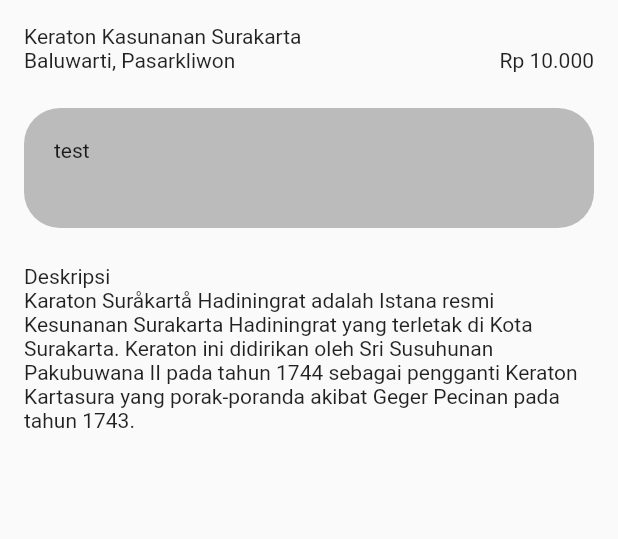
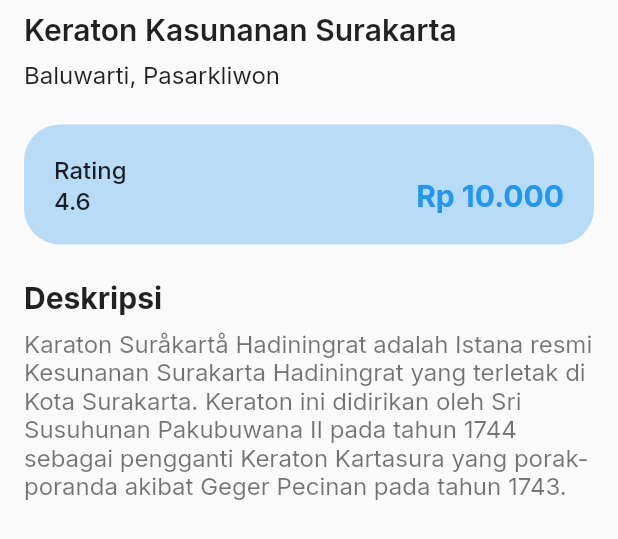
Before and after one commit to riyhs/jelajah-solo, a Flutter app: what detailPlace() shows on an empty page, opened directly with sample values from the repository, on a phone screen of 412 x 824 dp. Shown: the top 539 px of the screen. Run offline on Flutter 3.47's test engine with Material 2 defaults, Android fonts, the phone set to English and light mode, and no system bars; our stand-ins replace carousel_slider, draggable_home; network calls fail.

Commit message:
fix typography

```diff
--- a/lib/detail_screen.dart
+++ b/lib/detail_screen.dart
@@ -62,10 +62,11 @@ Widget headerWidget(BuildContext context, TourismPlace place) {
       padding: const EdgeInsets.all(24.0),
       child: Text(
         place.name,
-        style: Theme.of(context)
-            .textTheme
-            .headline4!
-            .copyWith(color: Colors.white),
+        style: const TextStyle(
+          fontWeight: FontWeight.w600,
+          fontSize: 42,
+          color: Colors.white,
+        ),
       ),
     ),
   );
@@ -74,7 +75,7 @@ Widget headerWidget(BuildContext context, TourismPlace place) {
 Widget detailPlace(BuildContext context, TourismPlace place) {
   return SizedBox(
     child: Padding(
-      padding: const EdgeInsets.all(16.0),
+      padding: const EdgeInsets.fromLTRB(16.0, 8.0, 16.0, 32.0),
       child: SingleChildScrollView(
         child: Column(
           children: [
@@ -98,17 +99,21 @@ Widget topDetailSection(TourismPlace place) {
           mainAxisAlignment: MainAxisAlignment.start,
           crossAxisAlignment: CrossAxisAlignment.start,
           children: [
-            Text(place.name),
-            Text(place.location),
+            Text(
+              place.name,
+              style: const TextStyle(
+                fontSize: 20,
+                fontWeight: FontWeight.w600,
+              ),
+            ),
+            const SizedBox(height: 8,),
+            Text(
+              place.location,
+              style: const TextStyle(fontSize: 16),
+            ),
           ],
         ),
-      ),
-      Column(
-        children: [
-          const Text(""),
-          Text(place.ticketPrice),
-        ],
-      ),
+      )
     ],
   );
 }
@@ -123,14 +128,57 @@ Widget cardDetailSection(TourismPlace place) {
           decoration: BoxDecoration(
             boxShadow: [
               BoxShadow(
-                color: Colors.black.withOpacity(0.25),
+                color: Colors.blue.withOpacity(0.30),
               )
             ],
             borderRadius: BorderRadius.circular(24),
           ),
           child: Padding(
             padding: const EdgeInsets.all(20),
-            child: Text("test"),
+            child: Row(
+              children: [
+                Expanded(
+                  child: Column(
+                    crossAxisAlignment: CrossAxisAlignment.start,
+                    children: [
+                      const Text(
+                        "Rating",
+                        style: TextStyle(
+                          fontSize: 16,
+                          fontWeight: FontWeight.w500,
+                          color: Colors.black87
+                        ),
+                      ),
+                      const SizedBox(height: 2),
+                      Text(
+                        place.rating.toString(),
+                        style: const TextStyle(
+                            fontSize: 16,
+                            fontWeight: FontWeight.w500,
+                            color: Colors.black87
+                        ),
+                      ),
+                    ],
+                  ),
+                ),
+                Expanded(
+                  child: Column(
+                    crossAxisAlignment: CrossAxisAlignment.end,
+                    mainAxisAlignment: MainAxisAlignment.end,
+                    children: [
+                      Text(
+                        place.ticketPrice,
+                        style: const TextStyle(
+                            fontSize: 20,
+                            fontWeight: FontWeight.bold,
+                            color: Colors.blue
+                        ),
+                      ),
+                    ],
+                  ),
+                ),
+              ],
+            ),
           ),
         ),
       ),
@@ -142,8 +190,22 @@ Widget aboutDetailSection(TourismPlace place) {
   return Column(
     crossAxisAlignment: CrossAxisAlignment.start,
     children: [
-      const Text("Deskripsi"),
-      Text(place.description),
+      const Text(
+        "Deskripsi",
+        style: TextStyle(
+          fontSize: 20,
+          fontWeight: FontWeight.bold,
+          color: Colors.black87,
+        ),
+      ),
+      const SizedBox(height: 8,),
+      Text(
+        place.description,
+        style: const TextStyle(
+          fontSize: 16,
+          color: Colors.black54,
+        ),
+      ),
     ],
   );
 }
```
Also changed, not shown: lib/main.dart (+57 -25 lines), pubspec.yaml (+14 -0 lines).
